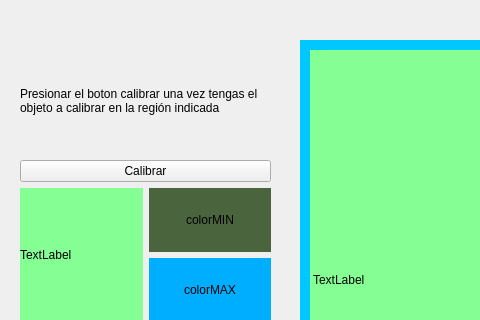
Old version of the form ui/MainUI.ui in the repository Kolark/Proyecto1VisionArtificial; both pictures show x 0 to 480 and y 0 to 320 of the 1187 by 806 pixel window.
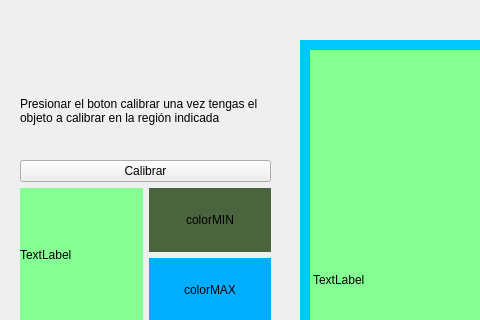
New version of the form.

The edit to the form file:
```diff
--- a/ui/MainUI.ui
+++ b/ui/MainUI.ui
@@ -388,9 +388,9 @@
     <property name="geometry">
      <rect>
       <x>20</x>
-      <y>50</y>
+      <y>80</y>
       <width>251</width>
-      <height>101</height>
+      <height>61</height>
      </rect>
     </property>
     <property name="text">
```
